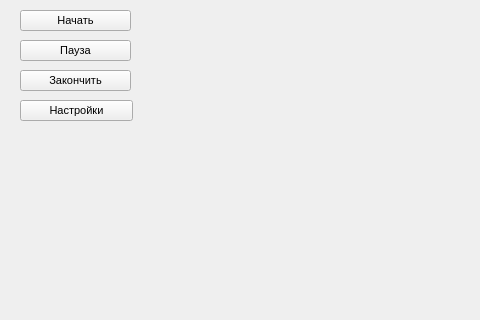
First picture: the form in PLLTrainer/mainwindow.ui, repository moevm/gui-1h2017-01, before the edit; both pictures show x 0 to 480 and y 0 to 320 of the 1036 by 460 pixel window.
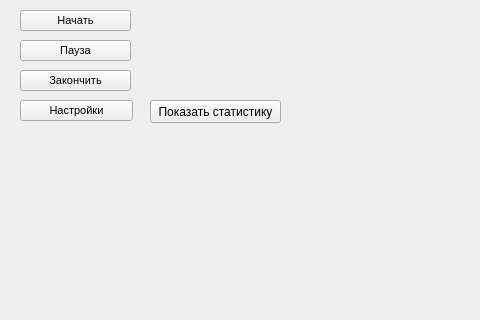
Second picture: the form after the edit. Custom widgets are drawn as their Qt base class.

The edit to the form file:
```diff
--- a/PLLTrainer/mainwindow.ui
+++ b/PLLTrainer/mainwindow.ui
@@ -91,9 +91,9 @@
     <property name="geometry">
      <rect>
       <x>300</x>
-      <y>140</y>
+      <y>90</y>
       <width>711</width>
-      <height>301</height>
+      <height>351</height>
      </rect>
     </property>
    </widget>
@@ -173,6 +173,19 @@
      <string>Пауза</string>
     </property>
    </widget>
+   <widget class="QPushButton" name="statButton">
+    <property name="geometry">
+     <rect>
+      <x>150</x>
+      <y>100</y>
+      <width>131</width>
+      <height>23</height>
+     </rect>
+    </property>
+    <property name="text">
+     <string>Показать статистику</string>
+    </property>
+   </widget>
   </widget>
  </widget>
  <layoutdefault spacing="6" margin="11"/>
```
